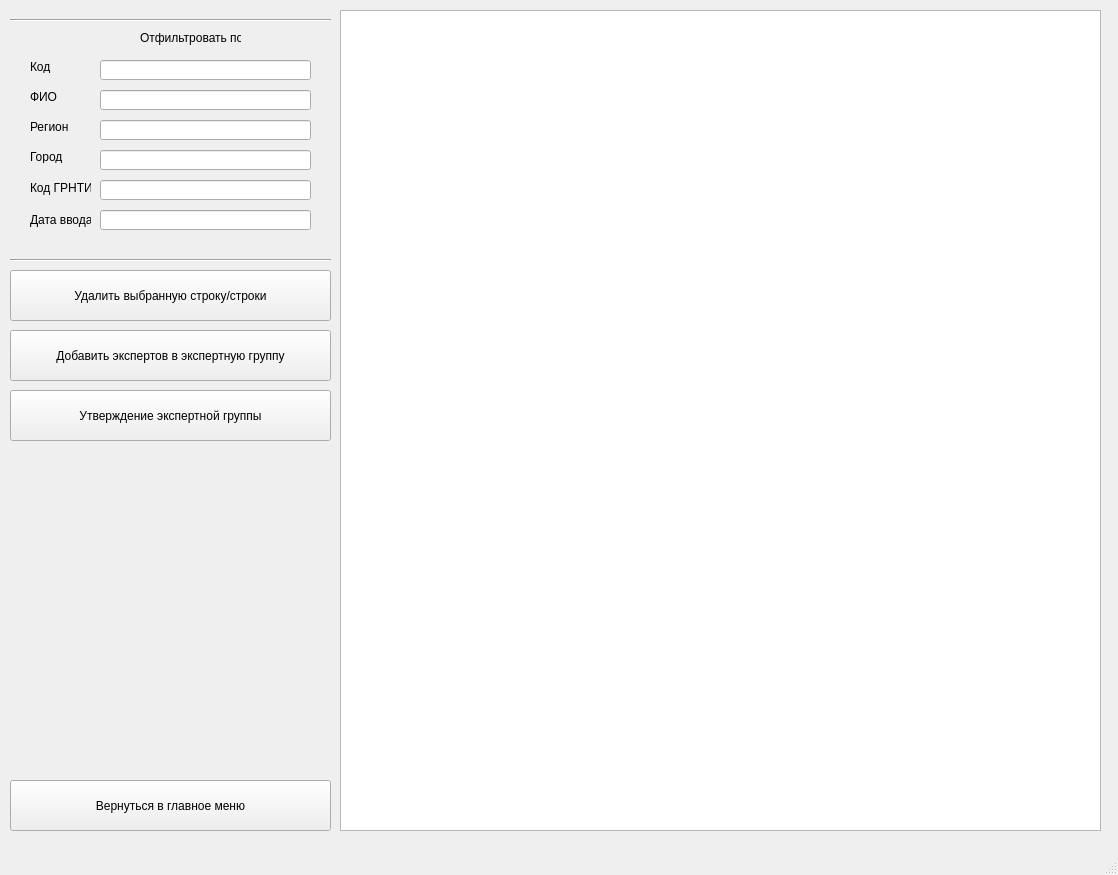
The window that edit_form.ui (lernya/dbcs) describes before a commit, drawn with Qt 5.
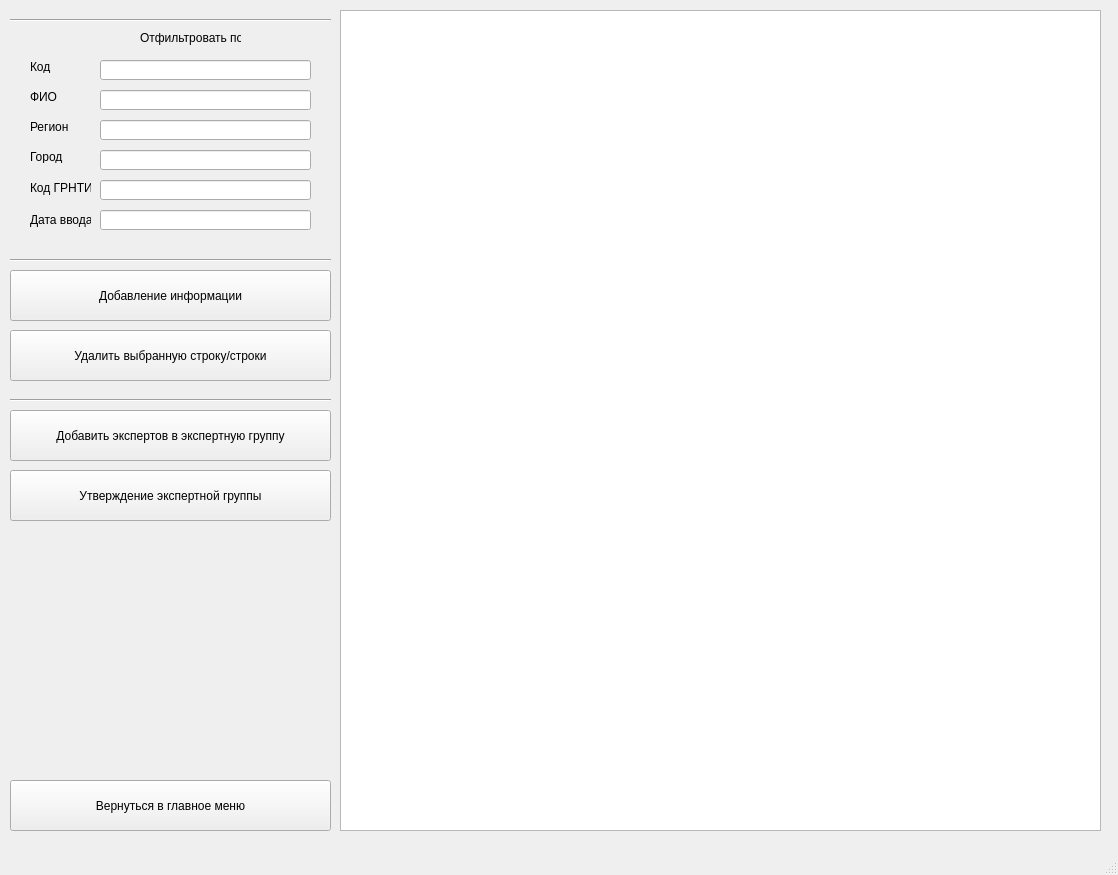
The same window after the commit.

Patch:
```diff
--- a/edit_form.ui
+++ b/edit_form.ui
@@ -218,7 +218,7 @@
     <property name="geometry">
      <rect>
       <x>10</x>
-      <y>270</y>
+      <y>330</y>
       <width>321</width>
       <height>51</height>
      </rect>
@@ -231,7 +231,7 @@
     <property name="geometry">
      <rect>
       <x>10</x>
-      <y>330</y>
+      <y>410</y>
       <width>321</width>
       <height>51</height>
      </rect>
@@ -244,7 +244,7 @@
     <property name="geometry">
      <rect>
       <x>10</x>
-      <y>390</y>
+      <y>470</y>
       <width>321</width>
       <height>51</height>
      </rect>
@@ -253,6 +253,32 @@
      <string>Утверждение экспертной группы</string>
     </property>
    </widget>
+   <widget class="QPushButton" name="addDataButton">
+    <property name="geometry">
+     <rect>
+      <x>10</x>
+      <y>270</y>
+      <width>321</width>
+      <height>51</height>
+     </rect>
+    </property>
+    <property name="text">
+     <string>Добавление информации</string>
+    </property>
+   </widget>
+   <widget class="Line" name="line_3">
+    <property name="geometry">
+     <rect>
+      <x>10</x>
+      <y>390</y>
+      <width>321</width>
+      <height>20</height>
+     </rect>
+    </property>
+    <property name="orientation">
+     <enum>Qt::Horizontal</enum>
+    </property>
+   </widget>
   </widget>
   <widget class="QMenuBar" name="menubar">
    <property name="geometry">
```
